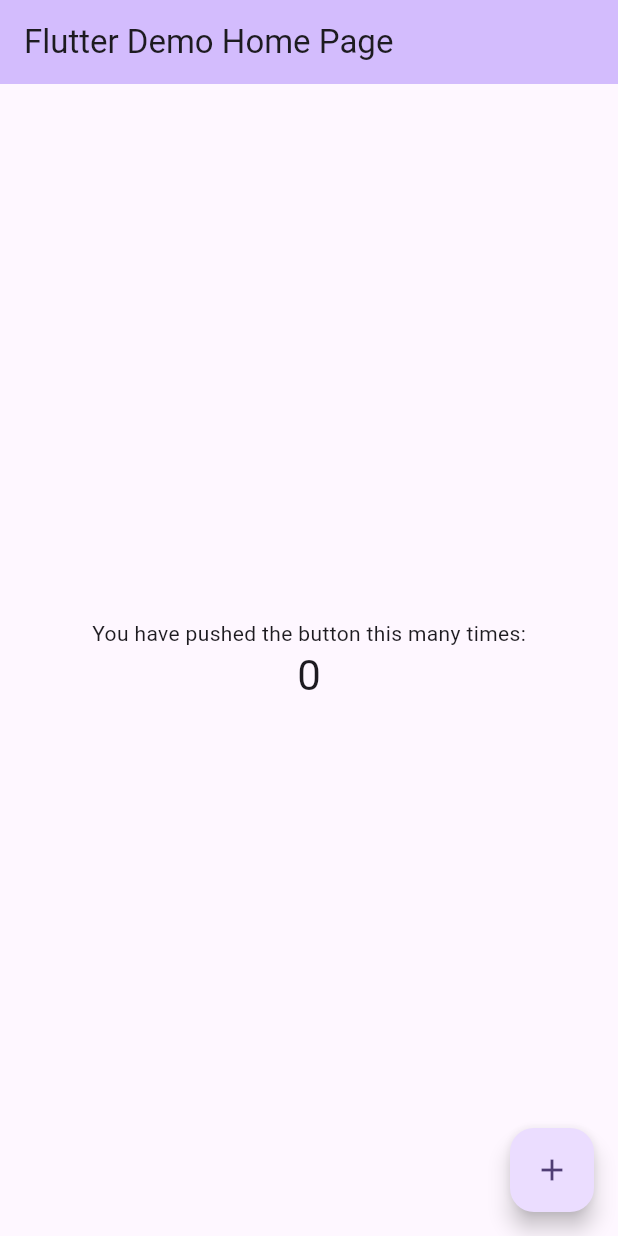
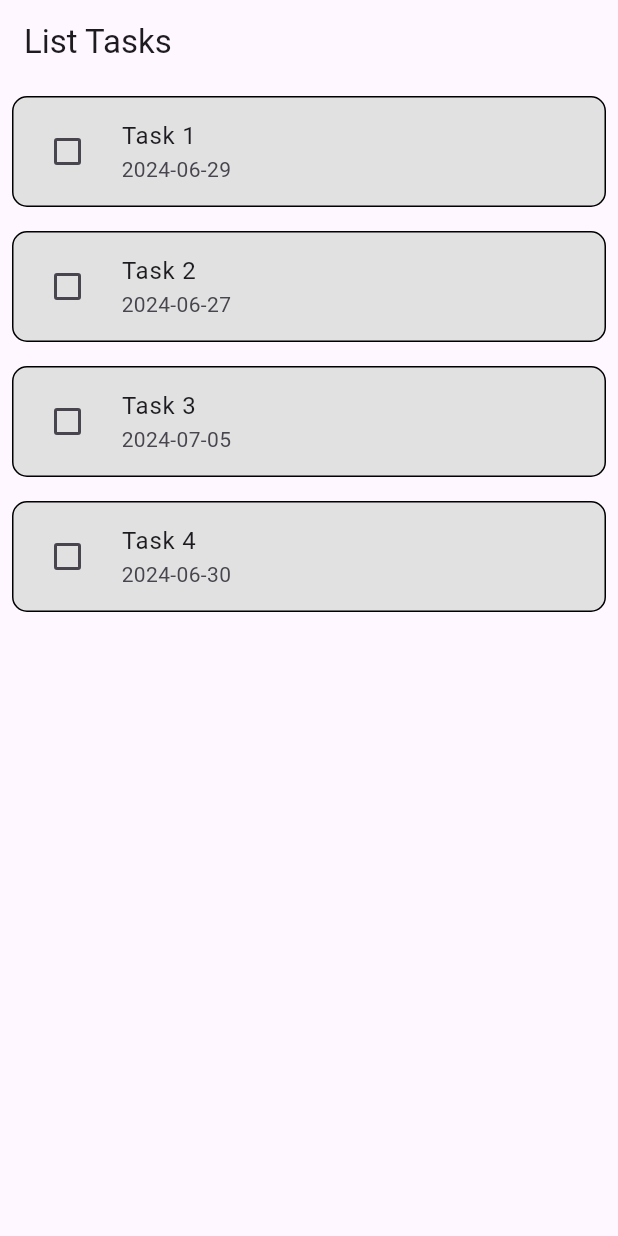
Before and after one commit to azizchannoufi/Todo-With-Fluter, a Flutter app: the screen it shows after launch, on a phone screen of 412 x 824 dp. Run offline on Flutter 3.47's test engine with Material 3 defaults, Android fonts, the phone set to English and light mode, and no system bars.

Commit message:
seconde step

```diff
--- a/lib/main.dart
+++ b/lib/main.dart
@@ -1,7 +1,18 @@
 import 'package:flutter/material.dart';
+import 'package:my_first_flutter_app/provider/TaskModel.dart';
+import 'package:my_first_flutter_app/view/ListTaskView.dart';
+import 'package:provider/provider.dart';
 
 void main() {
-  runApp(const MyApp());
+  runApp(
+    MultiProvider(
+      providers: [
+        ChangeNotifierProvider(create: (context) => TaskModel()),
+      ],
+    child: const MyApp(),
+    ),
+    );
+
 }
 
 class MyApp extends StatelessWidget {
@@ -11,6 +22,7 @@ class MyApp extends StatelessWidget {
   @override
   Widget build(BuildContext context) {
     return MaterialApp(
+      debugShowCheckedModeBanner: false,
       title: 'Flutter Demo',
       theme: ThemeData(
         // This is the theme of your application.
@@ -31,95 +43,7 @@ class MyApp extends StatelessWidget {
         colorScheme: ColorScheme.fromSeed(seedColor: Colors.deepPurple),
         useMaterial3: true,
       ),
-      home: const MyHomePage(title: 'Flutter Demo Home Page'),
+      home: ListTaskView()
     );
   }
 }
-
-class MyHomePage extends StatefulWidget {
-  const MyHomePage({super.key, required this.title});
-
-  // This widget is the home page of your application. It is stateful, meaning
-  // that it has a State object (defined below) that contains fields that affect
-  // how it looks.
-
-  // This class is the configuration for the state. It holds the values (in this
-  // case the title) provided by the parent (in this case the App widget) and
-  // used by the build method of the State. Fields in a Widget subclass are
-  // always marked "final".
-
-  final String title;
-
-  @override
-  State<MyHomePage> createState() => _MyHomePageState();
-}
-
-class _MyHomePageState extends State<MyHomePage> {
-  int _counter = 0;
-
-  void _incrementCounter() {
-    setState(() {
-      // This call to setState tells the Flutter framework that something has
-      // changed in this State, which causes it to rerun the build method below
-      // so that the display can reflect the updated values. If we changed
-      // _counter without calling setState(), then the build method would not be
-      // called again, and so nothing would appear to happen.
-      _counter++;
-    });
-  }
-
-  @override
-  Widget build(BuildContext context) {
-    // This method is rerun every time setState is called, for instance as done
-    // by the _incrementCounter method above.
-    //
-    // The Flutter framework has been optimized to make rerunning build methods
-    // fast, so that you can just rebuild anything that needs updating rather
-    // than having to individually change instances of widgets.
-    return Scaffold(
-      appBar: AppBar(
-        // TRY THIS: Try changing the color here to a specific color (to
-        // Colors.amber, perhaps?) and trigger a hot reload to see the AppBar
-        // change color while the other colors stay the same.
-        backgroundColor: Theme.of(context).colorScheme.inversePrimary,
-        // Here we take the value from the MyHomePage object that was created by
-        // the App.build method, and use it to set our appbar title.
-        title: Text(widget.title),
-      ),
-      body: Center(
-        // Center is a layout widget. It takes a single child and positions it
-        // in the middle of the parent.
-        child: Column(
-          // Column is also a layout widget. It takes a list of children and
-          // arranges them vertically. By default, it sizes itself to fit its
-          // children horizontally, and tries to be as tall as its parent.
-          //
-          // Column has various properties to control how it sizes itself and
-          // how it positions its children. Here we use mainAxisAlignment to
-          // center the children vertically; the main axis here is the vertical
-          // axis because Columns are vertical (the cross axis would be
-          // horizontal).
-          //
-          // TRY THIS: Invoke "debug painting" (choose the "Toggle Debug Paint"
-          // action in the IDE, or press "p" in the console), to see the
-          // wireframe for each widget.
-          mainAxisAlignment: MainAxisAlignment.center,
-          children: <Widget>[
-            const Text(
-              'You have pushed the button this many times:',
-            ),
-            Text(
-              '$_counter',
-              style: Theme.of(context).textTheme.headlineMedium,
-            ),
-          ],
-        ),
-      ),
-      floatingActionButton: FloatingActionButton(
-        onPressed: _incrementCounter,
-        tooltip: 'Increment',
-        child: const Icon(Icons.add),
-      ), // This trailing comma makes auto-formatting nicer for build methods.
-    );
-  }
-}
--- /dev/null
+++ b/lib/model/Task.dart
@@ -0,0 +1,7 @@
+class Task{
+  String title;
+  bool status;
+  String description;
+  DateTime deadline;
+  Task(this.title,this.status,this.description,this.deadline);
+}
--- /dev/null
+++ b/lib/provider/TaskModel.dart
@@ -0,0 +1,20 @@
+import 'package:flutter/material.dart';
+import 'package:my_first_flutter_app/model/Task.dart';
+
+class TaskModel extends ChangeNotifier{
+
+  final List<Task>_todoTasks=[
+    Task("Task 1",false,"Create Provider",DateTime.now().add(Duration(days: 1))),
+    Task("Task 2",false,"Create Provider",DateTime.now().subtract(Duration(days: 1))),
+    Task("Task 3",false,"Create Provider",DateTime.now().add(Duration(days: 7))),
+    Task("Task 4",false,"Create Provider",DateTime.now().add(Duration(days: 2))),
+
+  ];
+
+  List<Task> get todoTasks => _todoTasks;
+  void markAsDone(int index){
+      _todoTasks[index].status=true;
+
+    notifyListeners();
+  }
+}
--- /dev/null
+++ b/lib/view/ListTaskView.dart
@@ -0,0 +1,53 @@
+import 'package:flutter/material.dart';
+import 'package:my_first_flutter_app/provider/TaskModel.dart';
+import 'package:provider/provider.dart';
+
+class ListTaskView extends StatefulWidget {
+  const ListTaskView({super.key});
+
+  @override
+  State<ListTaskView> createState() => _ListTaskViewState();
+}
+
+class _ListTaskViewState extends State<ListTaskView> {
+  @override
+  Widget build(BuildContext context) {
+      return Consumer<TaskModel>(
+        builder: (context, model, child) {
+          return Scaffold(
+            appBar: AppBar(
+              title: const Text('List Tasks'),
+            ),
+            body: ListView.builder(
+              itemCount:model.todoTasks.length,
+              itemBuilder: (BuildContext context ,int index){
+                  return Padding(
+                    padding: const EdgeInsets.all(8.0),
+                    child: Container(
+                      decoration: BoxDecoration(
+                        color: Color.fromARGB(255, 225, 225, 225),
+                        border: Border.all(
+                        color: Color.fromARGB(255, 0, 0, 0),
+                        width: 1
+                        ),
+                        borderRadius: BorderRadius.circular(10)
+                      ),
+                      child: CheckboxListTile(
+                        title: Text(model.todoTasks[index].title),
+                        subtitle: Text(model.todoTasks[index].deadline.toString().substring(0,10)),
+                        value: model.todoTasks[index].status,
+                        onChanged: (bool? value) {
+                          print(model.todoTasks[index].status);
+                          model.markAsDone(index);
+                        },
+                        controlAffinity: ListTileControlAffinity.leading,
+                      ),
+                    ),
+                  );
+            }
+            ),
+          );
+       }
+    );
+  }
+}
--- a/pubspec.yaml
+++ b/pubspec.yaml
@@ -35,7 +35,7 @@ dependencies:
   # The following adds the Cupertino Icons font to your application.
   # Use with the CupertinoIcons class for iOS style icons.
   cupertino_icons: ^1.0.6
-
+  provider: ^6.1.2
 dev_dependencies:
   flutter_test:
     sdk: flutter
```
Also changed, not shown: pubspec.lock.
